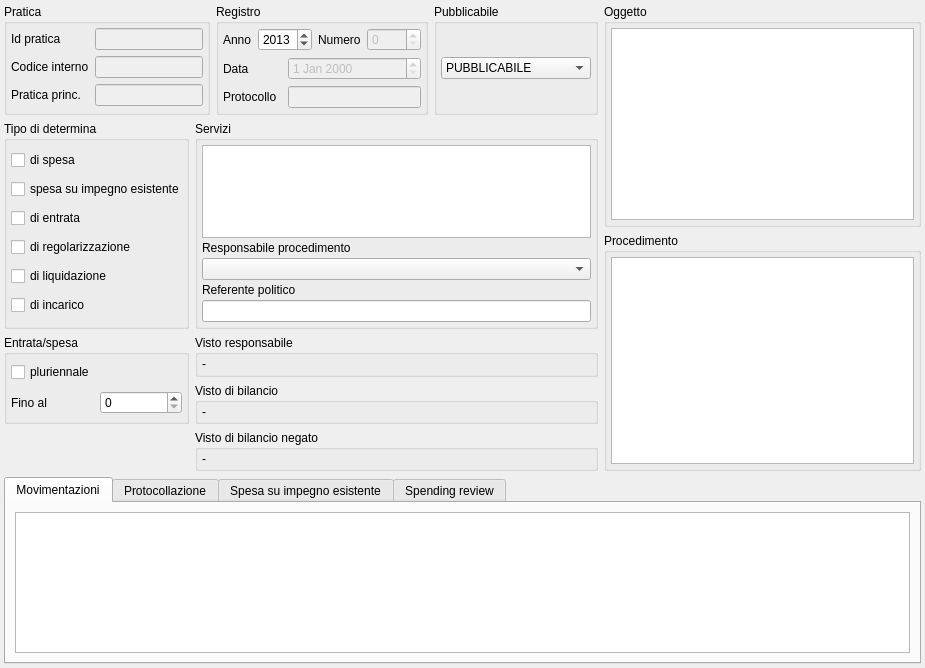
tizianolattisi/suitegda, file src/com/axiastudio/suite/deliberedetermine/forms/determina.ui: the form before one commit.
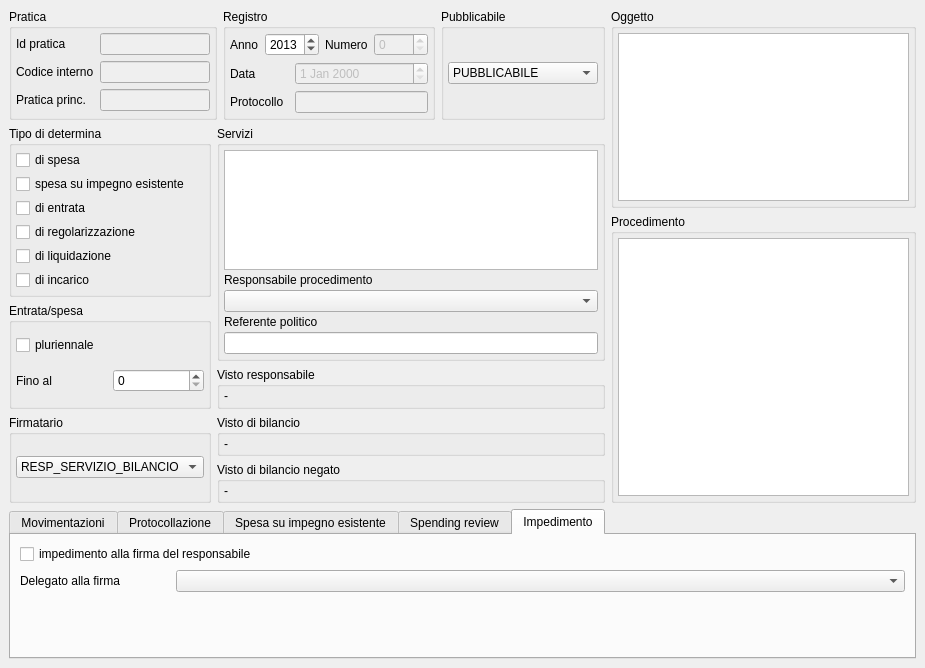
The form after the commit. The open tabs and pages were chosen to show the change. Custom widgets are drawn as their Qt base class.

Commit message: Piccole ottimizzazioni proposte da Intellij, gestione impedimento del responsabile, inserimento figura di 'responsabile di procedimento' per la firma (gestione associata)

The edit to the form file:
```diff
--- a/src/com/axiastudio/suite/deliberedetermine/forms/determina.ui
+++ b/src/com/axiastudio/suite/deliberedetermine/forms/determina.ui
@@ -29,340 +29,8 @@
    <bool>true</bool>
   </property>
   <widget class="QWidget" name="centralwidget">
-   <layout class="QGridLayout" name="gridLayout_6" columnstretch="0,0,0,0,1">
-    <property name="margin">
-     <number>4</number>
-    </property>
-    <item row="0" column="2">
-     <widget class="QGroupBox" name="groupBox_7">
-      <property name="title">
-       <string>Registro</string>
-      </property>
-      <layout class="QGridLayout" name="gridLayout_2">
-       <property name="margin">
-        <number>4</number>
-       </property>
-       <item row="0" column="0">
-        <widget class="QLabel" name="label_4">
-         <property name="text">
-          <string>Anno</string>
-         </property>
-         <property name="buddy">
-          <cstring>spinBox</cstring>
-         </property>
-        </widget>
-       </item>
-       <item row="0" column="1" colspan="2">
-        <widget class="QSpinBox" name="spinBox">
-         <property name="frame">
-          <bool>true</bool>
-         </property>
-         <property name="keyboardTracking">
-          <bool>true</bool>
-         </property>
-         <property name="minimum">
-          <number>2000</number>
-         </property>
-         <property name="maximum">
-          <number>2040</number>
-         </property>
-         <property name="value">
-          <number>2013</number>
-         </property>
-         <property name="column" stdset="0">
-          <string>anno</string>
-         </property>
-         <property name="search" stdset="0">
-          <bool>true</bool>
-         </property>
-         <property name="export" stdset="0">
-          <bool>true</bool>
-         </property>
-        </widget>
-       </item>
-       <item row="0" column="3">
-        <widget class="QLabel" name="label_5">
-         <property name="text">
-          <string>Numero</string>
-         </property>
-         <property name="buddy">
-          <cstring>spinBox_2</cstring>
-         </property>
-        </widget>
-       </item>
-       <item row="0" column="4">
-        <widget class="QSpinBox" name="spinBox_2">
-         <property name="enabled">
-          <bool>false</bool>
-         </property>
-         <property name="maximum">
-          <number>9999</number>
-         </property>
-         <property name="column" stdset="0">
-          <string>numero</string>
-         </property>
-         <property name="search" stdset="0">
-          <bool>true</bool>
-         </property>
-         <property name="export" stdset="0">
-          <bool>true</bool>
-         </property>
-        </widget>
-       </item>
-       <item row="1" column="0">
-        <widget class="QLabel" name="label_8">
-         <property name="text">
-          <string>Data</string>
-         </property>
-         <property name="buddy">
-          <cstring>dateEdit</cstring>
-         </property>
-        </widget>
-       </item>
-       <item row="1" column="2" colspan="3">
-        <widget class="com.axiastudio.pypapi.ui.widgets.PyPaPiDateEdit" name="dateEdit">
-         <property name="enabled">
-          <bool>false</bool>
-         </property>
-         <property name="column" stdset="0">
-          <string>data</string>
-         </property>
-        </widget>
-       </item>
-       <item row="2" column="0" colspan="2">
-        <widget class="QLabel" name="label_7">
-         <property name="text">
-          <string>Protocollo</string>
-         </property>
-         <property name="buddy">
-          <cstring>lineEdit_3</cstring>
-         </property>
-        </widget>
-       </item>
-       <item row="2" column="2" colspan="3">
-        <widget class="QLineEdit" name="lineEdit_3">
-         <property name="enabled">
-          <bool>false</bool>
-         </property>
-         <property name="column" stdset="0">
-          <string>numeroprotocollo</string>
-         </property>
-         <property name="search" stdset="0">
-          <bool>false</bool>
-         </property>
-         <property name="export" stdset="0">
-          <bool>false</bool>
-         </property>
-        </widget>
-       </item>
-      </layout>
-     </widget>
-    </item>
-    <item row="0" column="3">
-     <widget class="QGroupBox" name="groupBox_11">
-      <property name="title">
-       <string>Pubblicabile</string>
-      </property>
-      <layout class="QGridLayout" name="gridLayout_4">
-       <property name="margin">
-        <number>4</number>
-       </property>
-       <item row="0" column="0">
-        <widget class="QComboBox" name="comboBox_pubblicabile">
-         <property name="minimumSize">
-          <size>
-           <width>103</width>
-           <height>0</height>
-          </size>
-         </property>
-         <property name="column" stdset="0">
-          <string>Pubblicabile</string>
-         </property>
-         <property name="search" stdset="0">
-          <bool>false</bool>
-         </property>
-         <property name="export" stdset="0">
-          <bool>false</bool>
-         </property>
-         <item>
-          <property name="text">
-           <string>PUBBLICABILE</string>
-          </property>
-         </item>
-         <item>
-          <property name="text">
-           <string>SOLO_TITOLO</string>
-          </property>
-         </item>
-         <item>
-          <property name="text">
-           <string>NON_PUBBLICABILE</string>
-          </property>
-         </item>
-        </widget>
-       </item>
-      </layout>
-     </widget>
-    </item>
-    <item row="0" column="4" rowspan="2">
-     <widget class="QGroupBox" name="groupBox_5">
-      <property name="title">
-       <string>Oggetto</string>
-      </property>
-      <layout class="QVBoxLayout" name="verticalLayout_7">
-       <property name="margin">
-        <number>4</number>
-       </property>
-       <item>
-        <widget class="QTextEdit" name="textEdit">
-         <property name="column" stdset="0">
-          <string>oggetto</string>
-         </property>
-         <property name="search" stdset="0">
-          <bool>true</bool>
-         </property>
-         <property name="export" stdset="0">
-          <bool>true</bool>
-         </property>
-        </widget>
-       </item>
-      </layout>
-     </widget>
-    </item>
-    <item row="1" column="0" rowspan="2">
-     <widget class="QGroupBox" name="groupBox_4">
-      <property name="title">
-       <string>Tipo di determina</string>
-      </property>
-      <layout class="QGridLayout" name="gridLayout_5">
-       <property name="leftMargin">
-        <number>4</number>
-       </property>
-       <property name="topMargin">
-        <number>4</number>
-       </property>
-       <property name="rightMargin">
-        <number>1</number>
-       </property>
-       <property name="bottomMargin">
-        <number>4</number>
-       </property>
-       <property name="spacing">
-        <number>4</number>
-       </property>
-       <item row="0" column="0">
-        <widget class="QCheckBox" name="checkBox_spesa">
-         <property name="text">
-          <string>di spesa</string>
-         </property>
-         <property name="column" stdset="0">
-          <string>dispesa</string>
-         </property>
-         <property name="search" stdset="0">
-          <bool>true</bool>
-         </property>
-         <property name="export" stdset="0">
-          <bool>true</bool>
-         </property>
-        </widget>
-       </item>
-       <item row="1" column="0" colspan="2">
-        <widget class="QCheckBox" name="checkBox_spesaImpegnoEsistente">
-         <property name="text">
-          <string>spesa su impegno esistente</string>
-         </property>
-         <property name="tristate">
-          <bool>false</bool>
-         </property>
-         <property name="column" stdset="0">
-          <string>spesaimpegnoesistente</string>
-         </property>
-         <property name="search" stdset="0">
-          <bool>true</bool>
-         </property>
-         <property name="export" stdset="0">
-          <bool>false</bool>
-         </property>
-        </widget>
-       </item>
-       <item row="2" column="0">
-        <widget class="QCheckBox" name="checkBox_entrata">
-         <property name="text">
-          <string>di entrata</string>
-         </property>
-         <property name="column" stdset="0">
-          <string>dientrata</string>
-         </property>
-         <property name="search" stdset="0">
-          <bool>true</bool>
-         </property>
-         <property name="export" stdset="0">
-          <bool>true</bool>
-         </property>
-        </widget>
-       </item>
-       <item row="3" column="0" colspan="2">
-        <widget class="QCheckBox" name="checkBox_regolarizzazione">
-         <property name="text">
-          <string>di regolarizzazione</string>
-         </property>
-         <property name="column" stdset="0">
-          <string>diregolarizzazione</string>
-         </property>
-         <property name="search" stdset="0">
-          <bool>true</bool>
-         </property>
-         <property name="export" stdset="0">
-          <bool>true</bool>
-         </property>
-        </widget>
-       </item>
-       <item row="4" column="0">
-        <widget class="QCheckBox" name="checkBox_liquidazione">
-         <property name="text">
-          <string>di liquidazione</string>
-         </property>
-         <property name="column" stdset="0">
-          <string>diliquidazione</string>
-         </property>
-         <property name="search" stdset="0">
-          <bool>true</bool>
-         </property>
-         <property name="export" stdset="0">
-          <bool>true</bool>
-         </property>
-        </widget>
-       </item>
-       <item row="4" column="1">
-        <widget class="QLabel" name="label_vistoLiquidazione">
-         <property name="styleSheet">
-          <string notr="true">font: bold;</string>
-         </property>
-         <property name="text">
-          <string/>
-         </property>
-        </widget>
-       </item>
-       <item row="5" column="0">
-        <widget class="QCheckBox" name="checkBox_incarico">
-         <property name="text">
-          <string>di incarico</string>
-         </property>
-         <property name="column" stdset="0">
-          <string>diincarico</string>
-         </property>
-         <property name="search" stdset="0">
-          <bool>true</bool>
-         </property>
-         <property name="export" stdset="0">
-          <bool>true</bool>
-         </property>
-        </widget>
-       </item>
-      </layout>
-     </widget>
-    </item>
-    <item row="1" column="1" rowspan="2" colspan="3">
+   <layout class="QGridLayout" name="gridLayout_9">
+    <item row="1" column="1" rowspan="3" colspan="3">
      <widget class="QGroupBox" name="groupBox">
       <property name="sizePolicy">
        <sizepolicy hsizetype="Minimum" vsizetype="Preferred">
@@ -445,21 +113,6 @@
       </layout>
      </widget>
     </item>
-    <item row="2" column="4" rowspan="4">
-     <widget class="QGroupBox" name="groupBox_8">
-      <property name="title">
-       <string>Procedimento</string>
-      </property>
-      <layout class="QVBoxLayout" name="verticalLayout_10">
-       <property name="margin">
-        <number>4</number>
-       </property>
-       <item>
-        <widget class="QListWidget" name="procedimento"/>
-       </item>
-      </layout>
-     </widget>
-    </item>
     <item row="3" column="0" rowspan="2">
      <widget class="QGroupBox" name="groupBox_10">
       <property name="title">
@@ -529,99 +182,6 @@
       </layout>
      </widget>
     </item>
-    <item row="3" column="1" colspan="3">
-     <widget class="QGroupBox" name="groupBox_2">
-      <property name="title">
-       <string>Visto responsabile</string>
-      </property>
-      <layout class="QVBoxLayout" name="verticalLayout_2">
-       <property name="spacing">
-        <number>4</number>
-       </property>
-       <property name="leftMargin">
-        <number>4</number>
-       </property>
-       <property name="topMargin">
-        <number>2</number>
-       </property>
-       <property name="rightMargin">
-        <number>4</number>
-       </property>
-       <property name="bottomMargin">
-        <number>3</number>
-       </property>
-       <item>
-        <widget class="QLabel" name="label_vistoResponsabile">
-         <property name="text">
-          <string>-</string>
-         </property>
-        </widget>
-       </item>
-      </layout>
-     </widget>
-    </item>
-    <item row="4" column="1" colspan="3">
-     <widget class="QGroupBox" name="groupBox_3">
-      <property name="title">
-       <string>Visto di bilancio</string>
-      </property>
-      <layout class="QVBoxLayout" name="verticalLayout_3">
-       <property name="spacing">
-        <number>4</number>
-       </property>
-       <property name="leftMargin">
-        <number>4</number>
-       </property>
-       <property name="topMargin">
-        <number>2</number>
-       </property>
-       <property name="rightMargin">
-        <number>4</number>
-       </property>
-       <property name="bottomMargin">
-        <number>2</number>
-       </property>
-       <item>
-        <widget class="QLabel" name="label_vistoBilancio">
-         <property name="text">
-          <string>-</string>
-         </property>
-        </widget>
-       </item>
-      </layout>
-     </widget>
-    </item>
-    <item row="5" column="1" colspan="3">
-     <widget class="QGroupBox" name="groupBox_9">
-      <property name="title">
-       <string>Visto di bilancio negato</string>
-      </property>
-      <layout class="QVBoxLayout" name="verticalLayout_4">
-       <property name="spacing">
-        <number>4</number>
-       </property>
-       <property name="leftMargin">
-        <number>4</number>
-       </property>
-       <property name="topMargin">
-        <number>2</number>
-       </property>
-       <property name="rightMargin">
-        <number>4</number>
-       </property>
-       <property name="bottomMargin">
-        <number>2</number>
-       </property>
-       <item>
-        <widget class="QLabel" name="label_vistoBilancioNegato">
-         <property name="text">
-          <string>-</string>
-         </property>
-        </widget>
-       </item>
-      </layout>
-     </widget>
-    </item>
     <item row="0" column="0" colspan="2">
      <widget class="QGroupBox" name="groupBox_6">
       <property name="title">
@@ -712,7 +272,485 @@
       </layout>
      </widget>
     </item>
-    <item row="6" column="0" colspan="5">
+    <item row="1" column="0" rowspan="2">
+     <widget class="QGroupBox" name="groupBox_4">
+      <property name="title">
+       <string>Tipo di determina</string>
+      </property>
+      <layout class="QGridLayout" name="gridLayout_5">
+       <property name="leftMargin">
+        <number>4</number>
+       </property>
+       <property name="topMargin">
+        <number>4</number>
+       </property>
+       <property name="rightMargin">
+        <number>1</number>
+       </property>
+       <property name="bottomMargin">
+        <number>4</number>
+       </property>
+       <property name="spacing">
+        <number>4</number>
+       </property>
+       <item row="0" column="0">
+        <widget class="QCheckBox" name="checkBox_spesa">
+         <property name="text">
+          <string>di spesa</string>
+         </property>
+         <property name="column" stdset="0">
+          <string>dispesa</string>
+         </property>
+         <property name="search" stdset="0">
+          <bool>true</bool>
+         </property>
+         <property name="export" stdset="0">
+          <bool>true</bool>
+         </property>
+        </widget>
+       </item>
+       <item row="1" column="0" colspan="2">
+        <widget class="QCheckBox" name="checkBox_spesaImpegnoEsistente">
+         <property name="text">
+          <string>spesa su impegno esistente</string>
+         </property>
+         <property name="tristate">
+          <bool>false</bool>
+         </property>
+         <property name="column" stdset="0">
+          <string>spesaimpegnoesistente</string>
+         </property>
+         <property name="search" stdset="0">
+          <bool>true</bool>
+         </property>
+         <property name="export" stdset="0">
+          <bool>false</bool>
+         </property>
+        </widget>
+       </item>
+       <item row="2" column="0">
+        <widget class="QCheckBox" name="checkBox_entrata">
+         <property name="text">
+          <string>di entrata</string>
+         </property>
+         <property name="column" stdset="0">
+          <string>dientrata</string>
+         </property>
+         <property name="search" stdset="0">
+          <bool>true</bool>
+         </property>
+         <property name="export" stdset="0">
+          <bool>true</bool>
+         </property>
+        </widget>
+       </item>
+       <item row="3" column="0" colspan="2">
+        <widget class="QCheckBox" name="checkBox_regolarizzazione">
+         <property name="text">
+          <string>di regolarizzazione</string>
+         </property>
+         <property name="column" stdset="0">
+          <string>diregolarizzazione</string>
+         </property>
+         <property name="search" stdset="0">
+          <bool>true</bool>
+         </property>
+         <property name="export" stdset="0">
+          <bool>true</bool>
+         </property>
+        </widget>
+       </item>
+       <item row="4" column="0">
+        <widget class="QCheckBox" name="checkBox_liquidazione">
+         <property name="text">
+          <string>di liquidazione</string>
+         </property>
+         <property name="column" stdset="0">
+          <string>diliquidazione</string>
+         </property>
+         <property name="search" stdset="0">
+          <bool>true</bool>
+         </property>
+         <property name="export" stdset="0">
+          <bool>true</bool>
+         </property>
+        </widget>
+       </item>
+       <item row="4" column="1">
+        <widget class="QLabel" name="label_vistoLiquidazione">
+         <property name="styleSheet">
+          <string notr="true">font: bold;</string>
+         </property>
+         <property name="text">
+          <string/>
+         </property>
+        </widget>
+       </item>
+       <item row="5" column="0">
+        <widget class="QCheckBox" name="checkBox_incarico">
+         <property name="text">
+          <string>di incarico</string>
+         </property>
+         <property name="column" stdset="0">
+          <string>diincarico</string>
+         </property>
+         <property name="search" stdset="0">
+          <bool>true</bool>
+         </property>
+         <property name="export" stdset="0">
+          <bool>true</bool>
+         </property>
+        </widget>
+       </item>
+      </layout>
+     </widget>
+    </item>
+    <item row="2" column="4" rowspan="5">
+     <widget class="QGroupBox" name="groupBox_8">
+      <property name="title">
+       <string>Procedimento</string>
+      </property>
+      <layout class="QVBoxLayout" name="verticalLayout_10">
+       <property name="margin">
+        <number>4</number>
+       </property>
+       <item>
+        <widget class="QListWidget" name="procedimento"/>
+       </item>
+      </layout>
+     </widget>
+    </item>
+    <item row="5" column="1" colspan="3">
+     <widget class="QGroupBox" name="groupBox_3">
+      <property name="title">
+       <string>Visto di bilancio</string>
+      </property>
+      <layout class="QVBoxLayout" name="verticalLayout_3">
+       <property name="spacing">
+        <number>4</number>
+       </property>
+       <property name="leftMargin">
+        <number>4</number>
+       </property>
+       <property name="topMargin">
+        <number>2</number>
+       </property>
+       <property name="rightMargin">
+        <number>4</number>
+       </property>
+       <property name="bottomMargin">
+        <number>2</number>
+       </property>
+       <item>
+        <widget class="QLabel" name="label_vistoBilancio">
+         <property name="text">
+          <string>-</string>
+         </property>
+        </widget>
+       </item>
+      </layout>
+     </widget>
+    </item>
+    <item row="0" column="2">
+     <widget class="QGroupBox" name="groupBox_7">
+      <property name="title">
+       <string>Registro</string>
+      </property>
+      <layout class="QGridLayout" name="gridLayout_2">
+       <property name="margin">
+        <number>4</number>
+       </property>
+       <item row="0" column="0">
+        <widget class="QLabel" name="label_4">
+         <property name="text">
+          <string>Anno</string>
+         </property>
+         <property name="buddy">
+          <cstring>spinBox</cstring>
+         </property>
+        </widget>
+       </item>
+       <item row="0" column="1" colspan="2">
+        <widget class="QSpinBox" name="spinBox">
+         <property name="frame">
+          <bool>true</bool>
+         </property>
+         <property name="keyboardTracking">
+          <bool>true</bool>
+         </property>
+         <property name="minimum">
+          <number>2000</number>
+         </property>
+         <property name="maximum">
+          <number>2040</number>
+         </property>
+         <property name="value">
+          <number>2013</number>
+         </property>
+         <property name="column" stdset="0">
+          <string>anno</string>
+         </property>
+         <property name="search" stdset="0">
+          <bool>true</bool>
+         </property>
+         <property name="export" stdset="0">
+          <bool>true</bool>
+         </property>
+        </widget>
+       </item>
+       <item row="0" column="3">
+        <widget class="QLabel" name="label_5">
+         <property name="text">
+          <string>Numero</string>
+         </property>
+         <property name="buddy">
+          <cstring>spinBox_2</cstring>
+         </property>
+        </widget>
+       </item>
+       <item row="0" column="4">
+        <widget class="QSpinBox" name="spinBox_2">
+         <property name="enabled">
+          <bool>false</bool>
+         </property>
+         <property name="maximum">
+          <number>9999</number>
+         </property>
+         <property name="column" stdset="0">
+          <string>numero</string>
+         </property>
+         <property name="search" stdset="0">
+          <bool>true</bool>
+         </property>
+         <property name="export" stdset="0">
+          <bool>true</bool>
+         </property>
+        </widget>
+       </item>
+       <item row="1" column="0">
+        <widget class="QLabel" name="label_8">
+         <property name="text">
+          <string>Data</string>
+         </property>
+         <property name="buddy">
+          <cstring>dateEdit</cstring>
+         </property>
+        </widget>
+       </item>
+       <item row="1" column="2" colspan="3">
+        <widget class="com.axiastudio.pypapi.ui.widgets.PyPaPiDateEdit" name="dateEdit">
+         <property name="enabled">
+          <bool>false</bool>
+         </property>
+         <property name="column" stdset="0">
+          <string>data</string>
+         </property>
+        </widget>
+       </item>
+       <item row="2" column="0" colspan="2">
+        <widget class="QLabel" name="label_7">
+         <property name="text">
+          <string>Protocollo</string>
+         </property>
+         <property name="buddy">
+          <cstring>lineEdit_3</cstring>
+         </property>
+        </widget>
+       </item>
+       <item row="2" column="2" colspan="3">
+        <widget class="QLineEdit" name="lineEdit_3">
+         <property name="enabled">
+          <bool>false</bool>
+         </property>
+         <property name="column" stdset="0">
+          <string>numeroprotocollo</string>
+         </property>
+         <property name="search" stdset="0">
+          <bool>false</bool>
+         </property>
+         <property name="export" stdset="0">
+          <bool>false</bool>
+         </property>
+        </widget>
+       </item>
+      </layout>
+     </widget>
+    </item>
+    <item row="0" column="3">
+     <widget class="QGroupBox" name="groupBox_11">
+      <property name="title">
+       <string>Pubblicabile</string>
+      </property>
+      <layout class="QGridLayout" name="gridLayout_4">
+       <property name="margin">
+        <number>4</number>
+       </property>
+       <item row="0" column="0">
+        <widget class="QComboBox" name="comboBox_pubblicabile">
+         <property name="minimumSize">
+          <size>
+           <width>103</width>
+           <height>0</height>
+          </size>
+         </property>
+         <property name="column" stdset="0">
+          <string>Pubblicabile</string>
+         </property>
+         <property name="search" stdset="0">
+          <bool>false</bool>
+         </property>
+         <property name="export" stdset="0">
+          <bool>false</bool>
+         </property>
+         <item>
+          <property name="text">
+           <string>PUBBLICABILE</string>
+          </property>
+         </item>
+         <item>
+          <property name="text">
+           <string>SOLO_TITOLO</string>
+          </property>
+         </item>
+         <item>
+          <property name="text">
+           <string>NON_PUBBLICABILE</string>
+          </property>
+         </item>
+        </widget>
+       </item>
+      </layout>
+     </widget>
+    </item>
+    <item row="5" column="0" rowspan="2">
+     <widget class="QGroupBox" name="groupBox_12">
+      <property name="title">
+       <string>Firmatario</string>
+      </property>
+      <layout class="QGridLayout" name="gridLayout_6">
+       <property name="margin">
+        <number>4</number>
+       </property>
+       <item row="1" column="0">
+        <widget class="QComboBox" name="comboBox_pubblicabile_2">
+         <property name="minimumSize">
+          <size>
+           <width>103</width>
+           <height>0</height>
+          </size>
+         </property>
+         <property name="column" stdset="0">
+          <string>firmatario</string>
+         </property>
+         <property name="search" stdset="0">
+          <bool>false</bool>
+         </property>
+         <property name="export" stdset="0">
+          <bool>false</bool>
+         </property>
+         <item>
+          <property name="text">
+           <string>RESP_SERVIZIO_BILANCIO</string>
+          </property>
+         </item>
+         <item>
+          <property name="text">
+           <string>RESP_PROCEDIMENTO</string>
+          </property>
+         </item>
+        </widget>
+       </item>
+      </layout>
+     </widget>
+    </item>
+    <item row="4" column="1" colspan="3">
+     <widget class="QGroupBox" name="groupBox_2">
+      <property name="title">
+       <string>Visto responsabile</string>
+      </property>
+      <layout class="QVBoxLayout" name="verticalLayout_2">
+       <property name="spacing">
+        <number>4</number>
+       </property>
+       <property name="leftMargin">
+        <number>4</number>
+       </property>
+       <property name="topMargin">
+        <number>2</number>
+       </property>
+       <property name="rightMargin">
+        <number>4</number>
+       </property>
+       <property name="bottomMargin">
+        <number>3</number>
+       </property>
+       <item>
+        <widget class="QLabel" name="label_vistoResponsabile">
+         <property name="text">
+          <string>-</string>
+         </property>
+        </widget>
+       </item>
+      </layout>
+     </widget>
+    </item>
+    <item row="6" column="1" colspan="3">
+     <widget class="QGroupBox" name="groupBox_9">
+      <property name="title">
+       <string>Visto di bilancio negato</string>
+      </property>
+      <layout class="QVBoxLayout" name="verticalLayout_4">
+       <property name="spacing">
+        <number>4</number>
+       </property>
+       <property name="leftMargin">
+        <number>4</number>
+       </property>
+       <property name="topMargin">
+        <number>2</number>
+       </property>
+       <property name="rightMargin">
+        <number>4</number>
+       </property>
+       <property name="bottomMargin">
+        <number>2</number>
+       </property>
+       <item>
+        <widget class="QLabel" name="label_vistoBilancioNegato">
+         <property name="text">
+          <string>-</string>
+         </property>
+        </widget>
+       </item>
+      </layout>
+     </widget>
+    </item>
+    <item row="0" column="4" rowspan="2">
+     <widget class="QGroupBox" name="groupBox_5">
+      <property name="title">
+       <string>Oggetto</string>
+      </property>
+      <layout class="QVBoxLayout" name="verticalLayout_7">
+       <property name="margin">
+        <number>4</number>
+       </property>
+       <item>
+        <widget class="QTextEdit" name="textEdit">
+         <property name="column" stdset="0">
+          <string>oggetto</string>
+         </property>
+         <property name="search" stdset="0">
+          <bool>true</bool>
+         </property>
+         <property name="export" stdset="0">
+          <bool>true</bool>
+         </property>
+        </widget>
+       </item>
+      </layout>
+     </widget>
+    </item>
+    <item row="7" column="0" colspan="5">
      <widget class="QTabWidget" name="tabWidget">
       <property name="currentIndex">
        <number>3</number>
@@ -1106,6 +1144,71 @@
         </layout>
        </widget>
       </widget>
+      <widget class="QWidget" name="tab_5">
+       <attribute name="title">
+        <string>Impedimento</string>
+       </attribute>
+       <layout class="QGridLayout" name="gridLayout_8">
+        <item row="0" column="0" colspan="2">
+         <widget class="QCheckBox" name="checkBox_impedimento">
+          <property name="text">
+           <string>impedimento alla firma del responsabile</string>
+          </property>
+          <property name="column" stdset="0">
+           <string>impedimentoresponsabile</string>
+          </property>
+         </widget>
+        </item>
+        <item row="1" column="0">
+         <widget class="QLabel" name="label_17">
+          <property name="sizePolicy">
+           <sizepolicy hsizetype="Preferred" vsizetype="Preferred">
+            <horstretch>0</horstretch>
+            <verstretch>0</verstretch>
+           </sizepolicy>
+          </property>
+          <property name="maximumSize">
+           <size>
+            <width>150</width>
+            <height>16777215</height>
+           </size>
+          </property>
+          <property name="text">
+           <string>Delegato alla firma</string>
+          </property>
+          <property name="buddy">
+           <cstring>comboBox_ImpadimentoDelegato</cstring>
+          </property>
+         </widget>
+        </item>
+        <item row="1" column="1">
+         <widget class="com.axiastudio.pypapi.ui.widgets.PyPaPiComboBox" name="comboBox_ImpedimentoDelegato">
+          <property name="sizePolicy">
+           <sizepolicy hsizetype="Minimum" vsizetype="Fixed">
+            <horstretch>0</horstretch>
+            <verstretch>0</verstretch>
+           </sizepolicy>
+          </property>
+          <property name="column" stdset="0">
+           <string>impedimentodelegato</string>
+          </property>
+         </widget>
+        </item>
+        <item row="2" column="0" colspan="2">
+         <spacer name="verticalSpacer">
+          <property name="orientation">
+           <enum>Qt::Vertical</enum>
+          </property>
+          <property name="sizeHint" stdset="0">
+           <size>
+            <width>20</width>
+            <height>78</height>
+           </size>
+          </property>
+         </spacer>
+        </item>
+       </layout>
+      </widget>
      </widget>
     </item>
    </layout>
```
Left out of the diff: 8 changed lines with no effect on the pictures. The commit also changes 7 other files.
